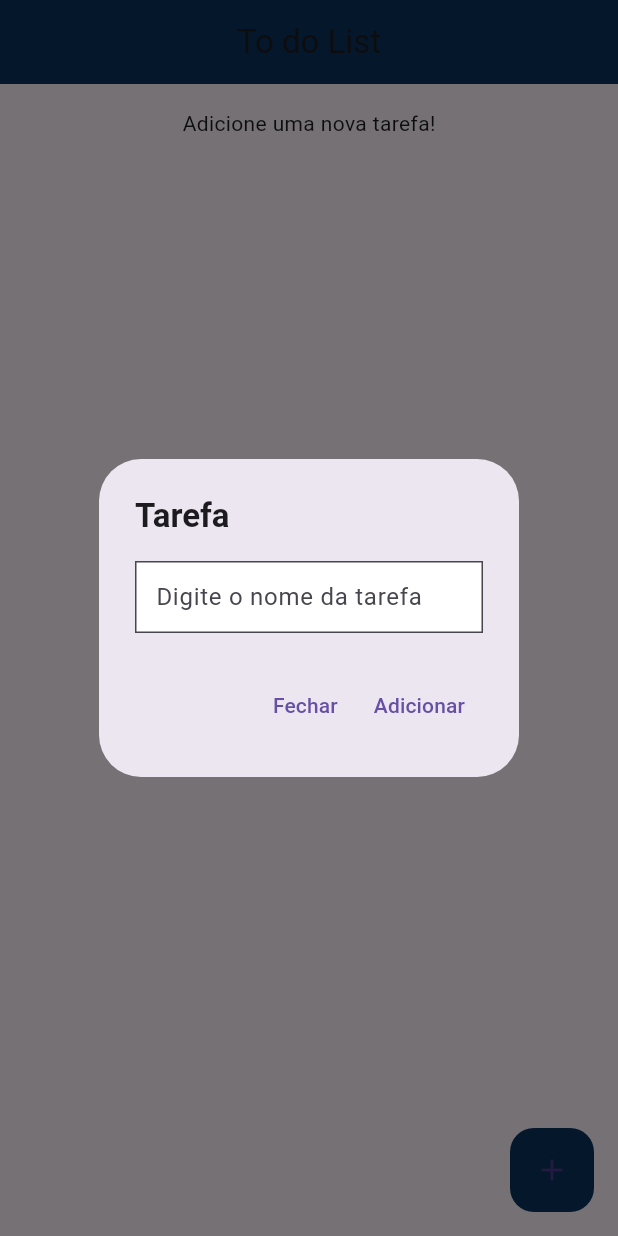
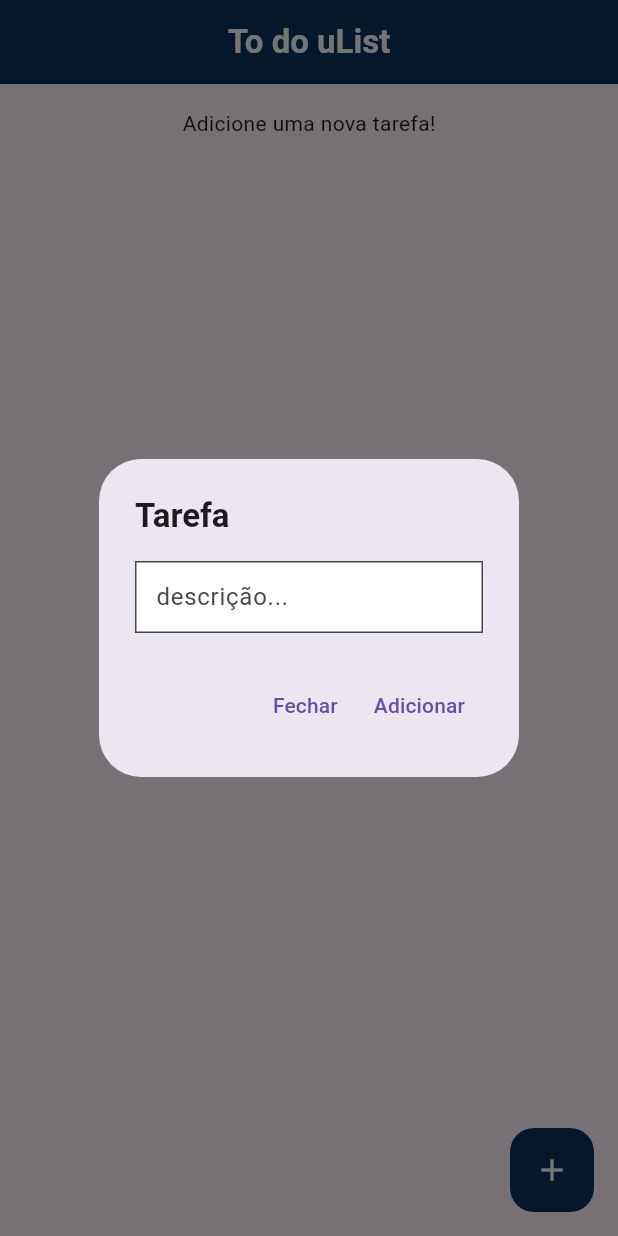
Before and after one commit to JacoRochadev/todo_ulist, a Flutter app: the screen it shows after launch, after a tap on the "add" icon, on a phone screen of 412 x 824 dp. Run offline on Flutter 3.47's test engine with Material 3 defaults, Android fonts, the phone set to English and light mode, and no system bars; our stand-ins replace cloud_firestore, equatable, firebase_core, flutter_mobx, flutter_modular, mobx; accounts and stored records are empty; generated files the repository leaves out were written again.

Commit message:
layout components

```diff
--- a/lib/app_widget.dart
+++ b/lib/app_widget.dart
@@ -16,7 +16,7 @@ class AppWidget extends StatelessWidget {
         GlobalCupertinoLocalizations.delegate,
       ],
       debugShowCheckedModeBanner: false,
-      title: 'To do List',
+      title: 'To do uList',
       theme: ThemeData(
         appBarTheme: const AppBarTheme(
           centerTitle: true,
@@ -27,6 +27,7 @@ class AppWidget extends StatelessWidget {
         floatingActionButtonTheme: const FloatingActionButtonThemeData(
           elevation: 0,
           backgroundColor: Color.fromARGB(255, 11, 50, 94),
+          foregroundColor: Colors.white,
         ),
       ),
       supportedLocales: const [
--- a/lib/core/presentation/components/custom_loading_component.dart
+++ /dev/null
@@ -1,26 +0,0 @@
-import 'package:flutter/material.dart';
-
-class CustomLoadingComponent extends StatelessWidget {
-  final EdgeInsetsGeometry padding;
-  const CustomLoadingComponent({
-    super.key,
-    this.padding = const EdgeInsets.symmetric(vertical: 15.0),
-  });
-
-  @override
-  Widget build(BuildContext context) {
-    return Padding(
-      padding: padding,
-      child: Container(
-        margin: const EdgeInsets.all(30),
-        child: Center(
-          child: LinearProgressIndicator(
-            minHeight: 1.8,
-            backgroundColor: Theme.of(context).hoverColor,
-            color: Theme.of(context).primaryColor,
-          ),
-        ),
-      ),
-    );
-  }
-}
--- a/lib/core/presentation/splash_page.dart
+++ b/lib/core/presentation/splash_page.dart
@@ -1,7 +1,7 @@
 import 'package:flutter/material.dart';
 import 'package:flutter_modular/flutter_modular.dart';
 
-import 'components/custom_loading_component.dart';
+import '../widgets/custom_loading_component.dart';
 
 class SplashPage extends StatefulWidget {
   const SplashPage({super.key});
--- a/lib/core/widgets/custom_list_item_widget.dart
+++ b/lib/core/widgets/custom_list_item_widget.dart
@@ -18,8 +18,8 @@ class CustomListItemComponent extends StatelessWidget {
     return ListTile(
       title: Text(
         element.description,
-        style: Theme.of(context).textTheme.labelLarge!.copyWith(
-              color: Colors.grey[600],
+        style: Theme.of(context).textTheme.headlineSmall!.copyWith(
+              color: Colors.black,
               fontWeight: FontWeight.bold,
               decoration: TextDecoration.none,
             ),
--- /dev/null
+++ b/lib/core/widgets/custom_loading_component.dart
@@ -0,0 +1,42 @@
+import 'package:flutter/material.dart';
+
+class CustomLoadingComponent extends StatelessWidget {
+  final EdgeInsetsGeometry padding;
+  const CustomLoadingComponent({
+    super.key,
+    this.padding = const EdgeInsets.symmetric(vertical: 15.0),
+  });
+
+  @override
+  Widget build(BuildContext context) {
+    return Padding(
+      padding: padding,
+      child: Container(
+        margin: const EdgeInsets.all(30),
+        child: Center(
+          child: Column(
+            mainAxisAlignment: MainAxisAlignment.center,
+            mainAxisSize: MainAxisSize.min,
+            children: [
+              Text(
+                'Carregando tarefas...',
+                style: Theme.of(context).textTheme.titleLarge!.copyWith(
+                      fontWeight: FontWeight.bold,
+                      color: Theme.of(context).primaryColor,
+                    ),
+              ),
+              const SizedBox(
+                height: 15,
+              ),
+              LinearProgressIndicator(
+                minHeight: 1.8,
+                backgroundColor: Theme.of(context).hoverColor,
+                color: Theme.of(context).primaryColor,
+              ),
+            ],
+          ),
+        ),
+      ),
+    );
+  }
+}
--- a/lib/features/tasks/presentation/pages/task_page.dart
+++ b/lib/features/tasks/presentation/pages/task_page.dart
@@ -26,7 +26,13 @@ class _TaskPageState extends State<TaskPage> {
   Widget build(BuildContext context) {
     return Scaffold(
       appBar: AppBar(
-        title: const Text('To do List'),
+        title: Text(
+          'To do uList',
+          style: Theme.of(context).textTheme.titleLarge!.copyWith(
+                fontWeight: FontWeight.bold,
+                color: Colors.white,
+              ),
+        ),
       ),
       body: Observer(
         builder: (context) {
--- a/lib/features/tasks/presentation/widgets/home_page_add_task_dialog.dart
+++ b/lib/features/tasks/presentation/widgets/home_page_add_task_dialog.dart
@@ -64,7 +64,7 @@ class _HomePageTaskDialogState extends State<HomePageTaskDialog> {
         key: _formKey,
         child: CustomTextFieldComponent(
           validator: descriptionValidator,
-          hint: 'Digite o nome da tarefa',
+          hint: 'descrição...',
           keyboardType: TextInputType.text,
           onChanged: (value) {
             description = value;
```
